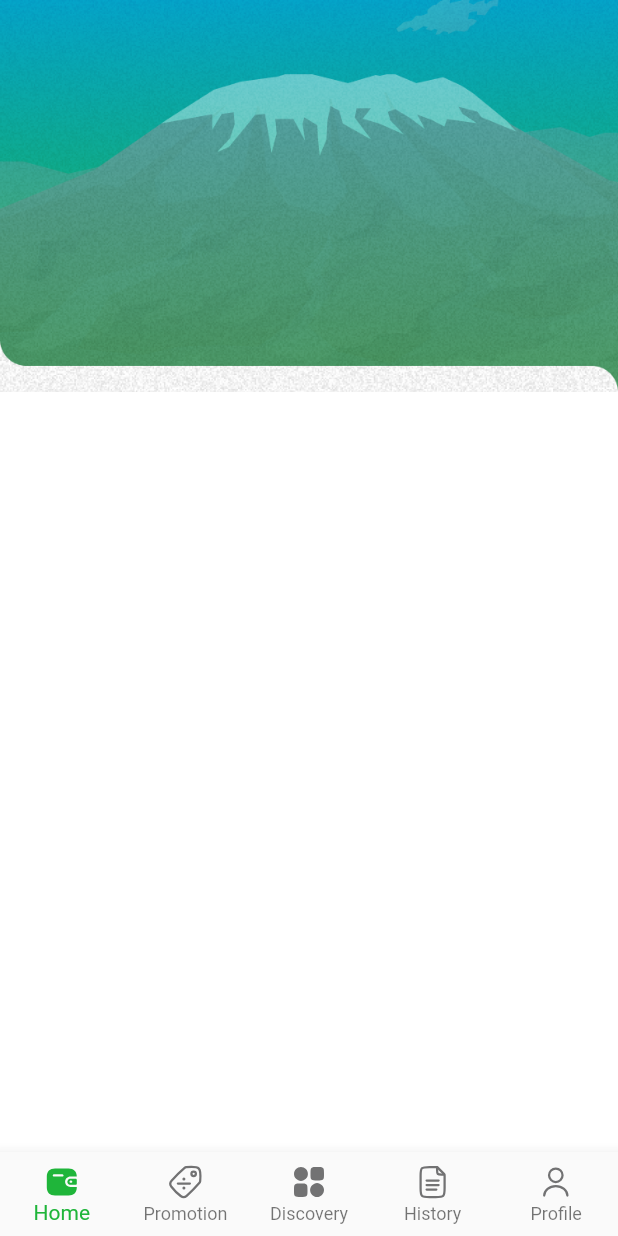
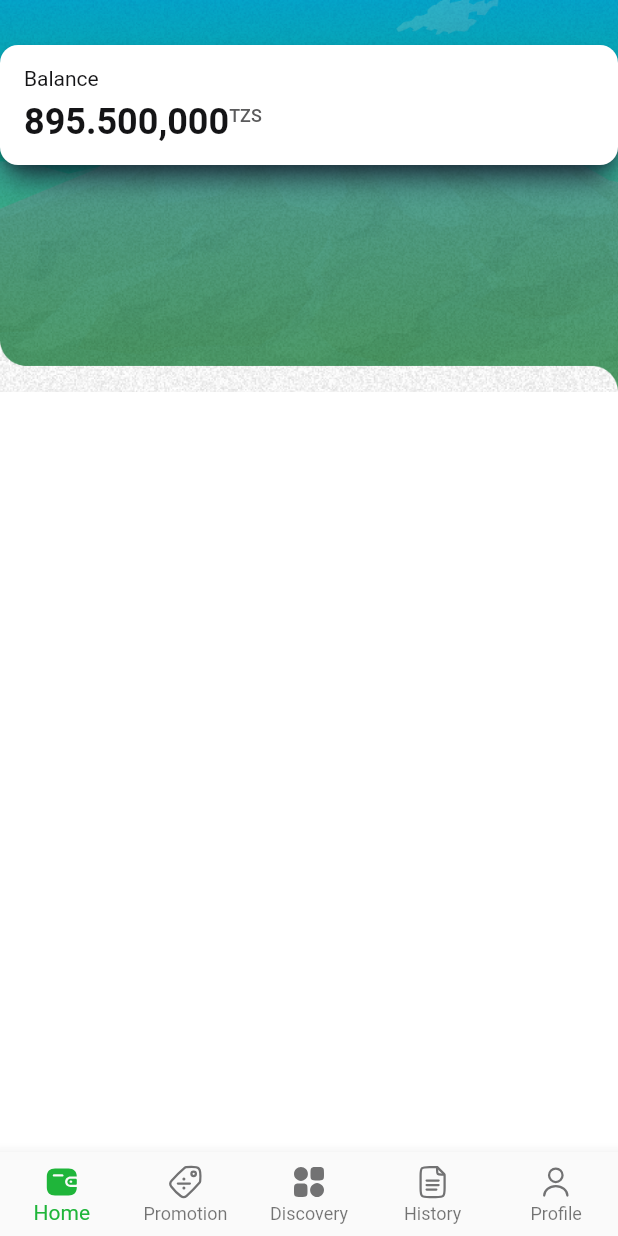
Before and after one commit to vumanhtu123/ui_app_bank, a Flutter app: the screen it shows after launch, on a phone screen of 412 x 824 dp. Run offline on Flutter 3.47's test engine with Material 2 defaults, Android fonts, the phone set to English and light mode, and no system bars; our stand-ins replace flutter_svg, skeletons.

Commit message:
home page

```diff
--- a/lib/common/mcolor.dart
+++ b/lib/common/mcolor.dart
@@ -5,6 +5,7 @@ class MColor extends Color {
 
   static MColor gray1 = MColor._(0xffF3F3F3);
   static MColor gray2 = MColor._(0xff141416);
+  static MColor gray3 = MColor._(0xFF5B5B5C);
   static MColor white = MColor._(0xffFFFFFF);
 
 
--- a/lib/common/mtext_styles.dart
+++ b/lib/common/mtext_styles.dart
@@ -1,10 +1,9 @@
-import 'dart:ui';
-
+import 'package:flutter/material.dart';
 import 'package:flutter_superapp_tanzania/common/mcolor.dart';
 
 class MTextStyle extends TextStyle {
 
-  MTextStyle._({
+   MTextStyle._({
     String? fontFamily,
     double? fontSize,
     double? height,
@@ -31,7 +30,15 @@ class MTextStyle extends TextStyle {
     fontFamily: _fontFamily,
     fontSize: 12,
     height: 1,
-    color: MColor.gray2,
+    color: MColor.gray1,
     fontWeight: FontWeight.w400,
   );
+
+   static var grayH1 = MTextStyle._(
+     fontFamily: _fontFamily,
+     fontSize: 24,
+     height: 1,
+     color: MColor.gray2,
+     fontWeight: FontWeight.w600,
+   );
 }
--- /dev/null
+++ b/lib/page/home/components/card_balance_component.dart
@@ -0,0 +1,66 @@
+import 'package:flutter/material.dart';
+import 'package:flutter_superapp_tanzania/common/mcolor.dart';
+import 'package:flutter_superapp_tanzania/common/mtext_styles.dart';
+
+class CardBalanceComponent extends StatelessWidget {
+  const CardBalanceComponent({super.key});
+
+  @override
+  Widget build(BuildContext context) {
+
+    return Container(
+      width: double.infinity,
+      padding: const EdgeInsets.all(16),
+      decoration: BoxDecoration(
+        color: Colors.white,
+        borderRadius: BorderRadius.circular(12),
+        boxShadow: [
+          BoxShadow(
+            color: const Color(0xff101828).withOpacity(0.3),
+            spreadRadius: -2,
+            blurRadius: 6,
+            offset: const Offset(0, 4),
+          ),
+          BoxShadow(
+            color: const Color(0xff101828).withOpacity(0.8),
+            spreadRadius: -4,
+            blurRadius: 16,
+            offset: const Offset(0, 12),
+          ),
+        ]
+      ),
+      child: Column(
+        crossAxisAlignment: CrossAxisAlignment.start,
+        children: [
+          Text(
+            'Balance',
+            style: MTextStyle.grayNormal,
+          ),
+          const SizedBox(height: 10),
+          Row(
+            crossAxisAlignment: CrossAxisAlignment.start,
+            children: [
+              Text(
+                '895.500,000',
+                style: MTextStyle.grayH1,
+              ),
+              Text(
+                'TZS',
+                style: TextStyle(
+                  fontSize: 12,
+                  color: MColor.gray3,
+                  fontWeight: FontWeight.w500,
+                ),
+              )
+            ],
+          ),
+          Row(
+            children: [
+
+            ],
+          )
+        ],
+      ),
+    );
+  }
+}
--- a/lib/page/home/home_page.dart
+++ b/lib/page/home/home_page.dart
@@ -1,4 +1,6 @@
 import 'package:flutter/material.dart';
+
+import 'components/card_balance_component.dart';
 
 class HomePage extends StatelessWidget {
   const HomePage({super.key});
@@ -21,7 +23,7 @@ class HomePage extends StatelessWidget {
                 height: MediaQuery.of(context).padding.top,
               ),
               const SizedBox(height: 30),
-
+              const CardBalanceComponent()
             ],
           )
         ],
```
